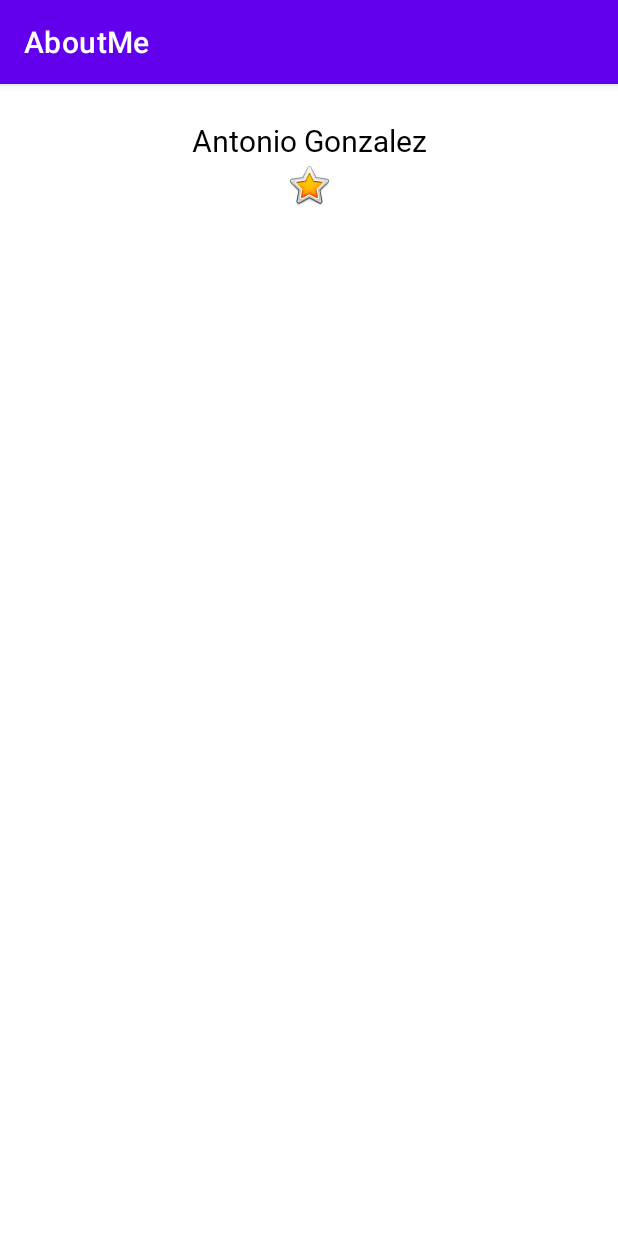
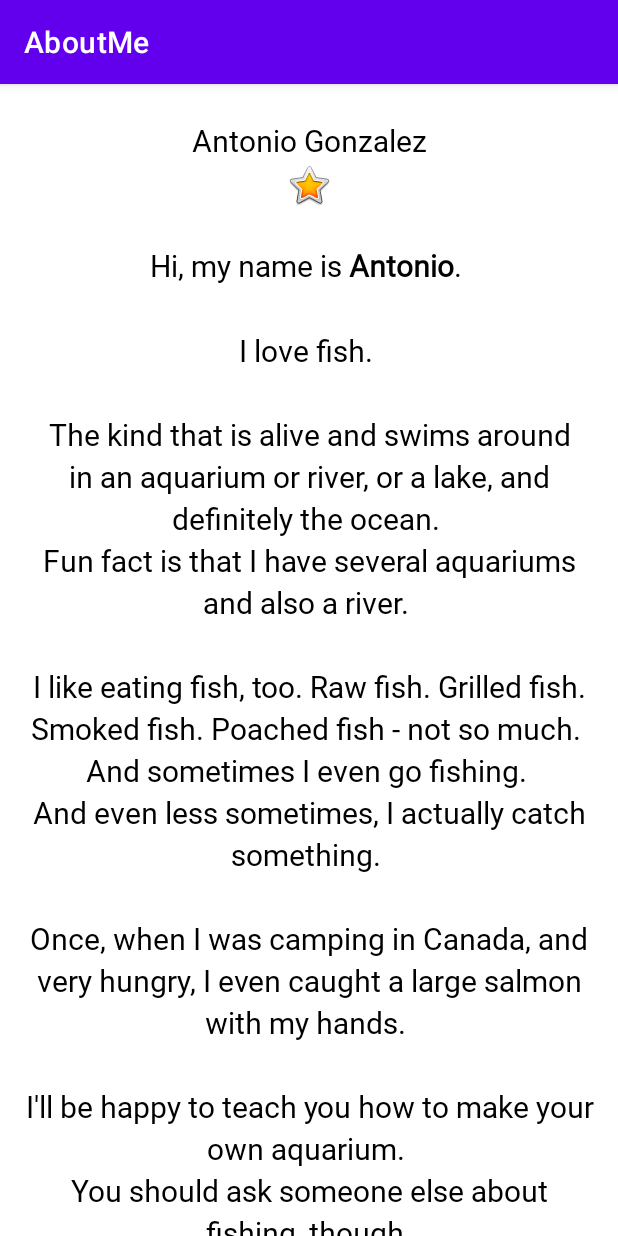
Before and after one commit to antorpo/compumovil_2021-1, an Android app: the screen it shows after launch (MainActivity), on a phone screen of 412 x 824 dp. Run offline under Robolectric (Android 15) with nearby library versions, the phone set to English and light mode, and no system bars.

Commit message:
Uso del ScrollView el cual solo puede contener un View o
ViewGroup en su interior el cual se va mostrando a medida
que se hace scroll en el aplicativo, agregamos su respectivo
id para que el sistema android lo reconozca al momento de
rotar el dispositivo.

Agregamos Start/End padding al LinearLayout root para hacer que
todo el contenido debajo de el (child) se acomode mejor.

```diff
--- a/codelab_00/AboutMe/app/src/main/res/layout/activity_main.xml
+++ b/codelab_00/AboutMe/app/src/main/res/layout/activity_main.xml
@@ -5,12 +5,14 @@
     android:layout_width="match_parent"
     android:layout_height="match_parent"
     android:orientation="vertical"
+    android:paddingStart="@dimen/layout_padding"
+    android:paddingEnd="@dimen/layout_padding"
     tools:context=".MainActivity">
 
     <TextView
         android:id="@+id/name_text"
-        android:text="@string/name"
-        style="@style/NameStyle" />
+        style="@style/NameStyle"
+        android:text="@string/name" />
 
     <!-- match_parent - El View tendra el ancho de su elemento padre -->
     <!-- wrap_content - La altura del View sera igual a la de su contenido -->
@@ -23,12 +25,17 @@
         app:srcCompat="@android:drawable/btn_star_big_on" />
 
     <ScrollView
+        android:id="@+id/bio_scroll"
         android:layout_width="match_parent"
         android:layout_height="match_parent">
 
-        <LinearLayout
+
+        <TextView
+            android:id="@+id/bio_text"
+            style="@style/NameStyle"
             android:layout_width="match_parent"
             android:layout_height="wrap_content"
-            android:orientation="vertical" />
+            android:lineSpacingMultiplier="1.2"
+            android:text="@string/bio" />
     </ScrollView>
 </LinearLayout>
--- a/codelab_00/AboutMe/app/src/main/res/values/dimens.xml
+++ b/codelab_00/AboutMe/app/src/main/res/values/dimens.xml
@@ -3,4 +3,5 @@
     <dimen name="text_size">20sp</dimen>
     <dimen name="small_padding">8dp</dimen>
     <dimen name="layout_margin">16dp</dimen>
+    <dimen name="layout_padding">16dp</dimen>
 </resources>
--- a/codelab_00/AboutMe/app/src/main/res/values/strings.xml
+++ b/codelab_00/AboutMe/app/src/main/res/values/strings.xml
@@ -2,4 +2,15 @@
     <string name="app_name">AboutMe</string>
     <string name="name">Antonio Gonzalez</string>
     <string name="yellow_star">Yellow star</string>
+    <string name="bio">Hi, my name is <b>Antonio</b>.
+    \n\nI love fish.
+    \n\nThe kind that is alive and swims around in an aquarium or river, or a lake, and definitely the ocean.
+    \nFun fact is that I have several aquariums and also a river.
+    \n\nI like eating fish, too. Raw fish. Grilled fish. Smoked fish. Poached fish - not so much.
+    \nAnd sometimes I even go fishing.
+    \nAnd even less sometimes, I actually catch something.
+    \n\nOnce, when I was camping in Canada, and very hungry, I even caught a large salmon with my hands.
+    \n\nI\'ll be happy to teach you how to make your own aquarium.
+    \nYou should ask someone else about fishing, though.\n\n</string>
+
 </resources>
```
